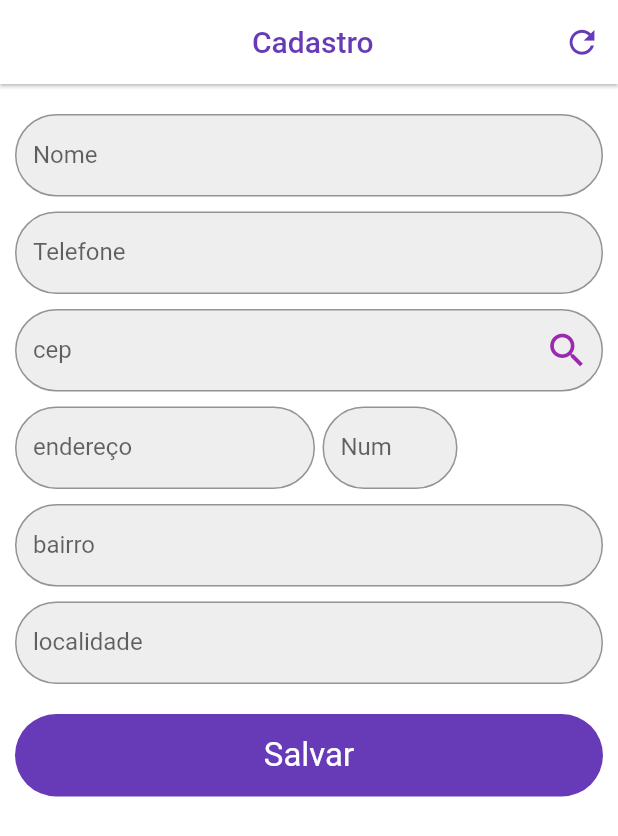
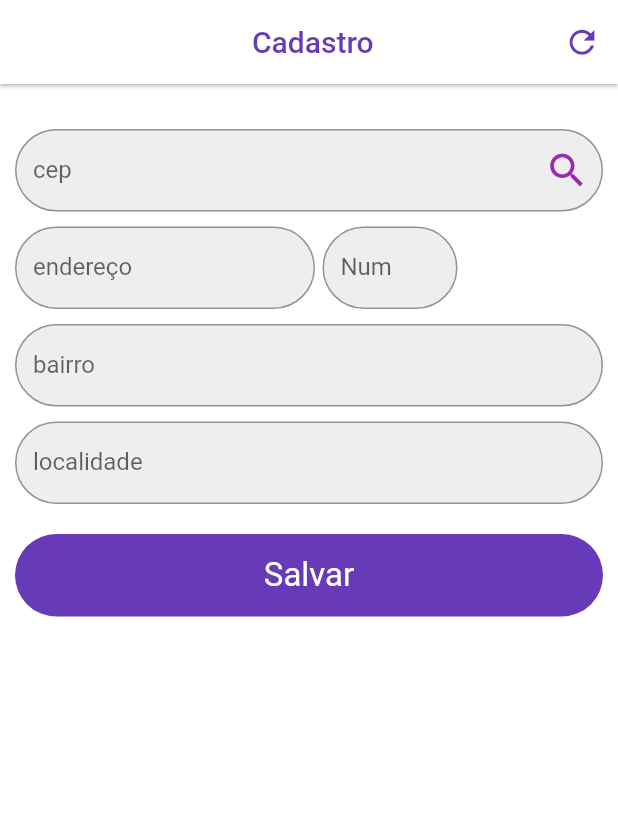
Before and after one commit to DevGomes78/Flutter-ViaCep-Api, a Flutter app: the screen it shows after launch, on a phone screen of 412 x 824 dp. Shown: the top 836 px of the screen. Run offline on Flutter 3.47's test engine with Material 2 defaults, Android fonts, the phone set to English and light mode, and no system bars.

Commit message:
atualizado app

```diff
--- a/lib/views/cep-page.dart
+++ b/lib/views/cep-page.dart
@@ -6,7 +6,7 @@ import 'package:pageview_carrousel/controller/cep_provider.dart';
 import 'package:pageview_carrousel/utils/validate_cep.dart';
 import 'package:provider/provider.dart';
 
-import '../string_constants/string_constants.dart';
+import '../constants/string_constants.dart';
 
 class CepPage extends StatefulWidget {
   const CepPage({Key? key}) : super(key: key);
@@ -17,8 +17,6 @@ class CepPage extends StatefulWidget {
 
 class _CepPageState extends State<CepPage> {
 
-  TextEditingController nameController = TextEditingController();
-  TextEditingController phoneController = TextEditingController();
   TextEditingController cepController = TextEditingController();
   TextEditingController bairroController = TextEditingController();
   TextEditingController endController = TextEditingController();
@@ -45,14 +43,14 @@ class _CepPageState extends State<CepPage> {
           padding: const EdgeInsets.symmetric(horizontal: 10),
           child: Form(
             key: _formKey,
-            child: Consumer<CepProvider>(builder: (context, provider, child) {
+            child: Consumer<CepProvider>(builder: (
+              context,
+              provider,
+              child,
+            ) {
               return Column(
                 children: [
-                  SizedBox(height: 20),
-                    _areaNome(),
-                  SizedBox(height: 10),
-                  _areaPhone(),
-                  SizedBox(height: 10),
+                  SizedBox(height: 30),
                   _areaCep(_formKey, provider),
                   SizedBox(height: 10),
                   Row(
@@ -100,32 +98,6 @@ class _CepPageState extends State<CepPage> {
     );
   }
 
-  _areaNome() {
-    return ContainerWidget(
-      Alignment.center,
-      55,
-      double.infinity,
-      color: Colors.grey[200],
-      child: TextFormWidget(
-        StringConstants.name,
-        StringConstants.lastname,
-        controller: nameController,
-      ),
-    );
-  }
-  _areaPhone() {
-    return ContainerWidget(
-      Alignment.center,
-      55,
-      double.infinity,
-      color: Colors.grey[200],
-      child: TextFormWidget(
-        StringConstants.phone,
-        StringConstants.enterPhone,
-        controller: phoneController,
-      ),
-    );
-  }
   _areaCep(GlobalKey<FormState> _formKey, CepProvider provider) {
     return ContainerWidget(
       Alignment.center,
--- a/pubspec.yaml
+++ b/pubspec.yaml
@@ -30,6 +30,7 @@ dependencies:
   cupertino_icons: ^1.0.2
   http:
   provider:
+  shared_preferences:
 
 dev_dependencies:
   flutter_test:
```
Also changed, not shown: lib/constants/string_constants.dart (renamed from lib/string_constants/string_constants.dart), pubspec.lock.
